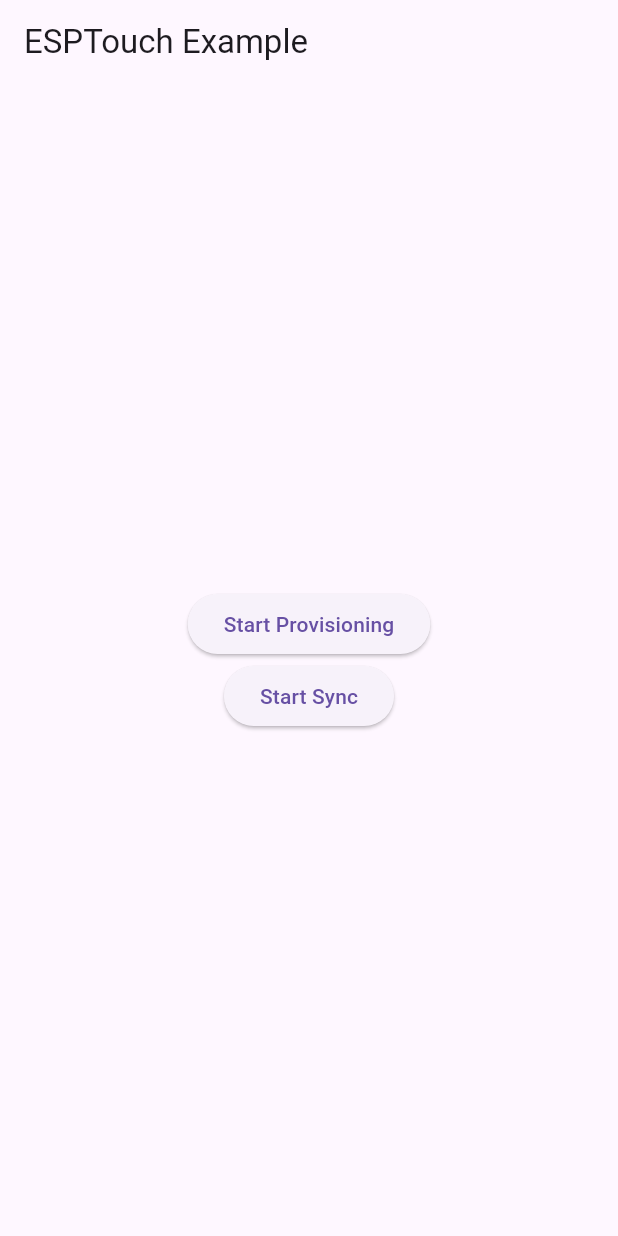
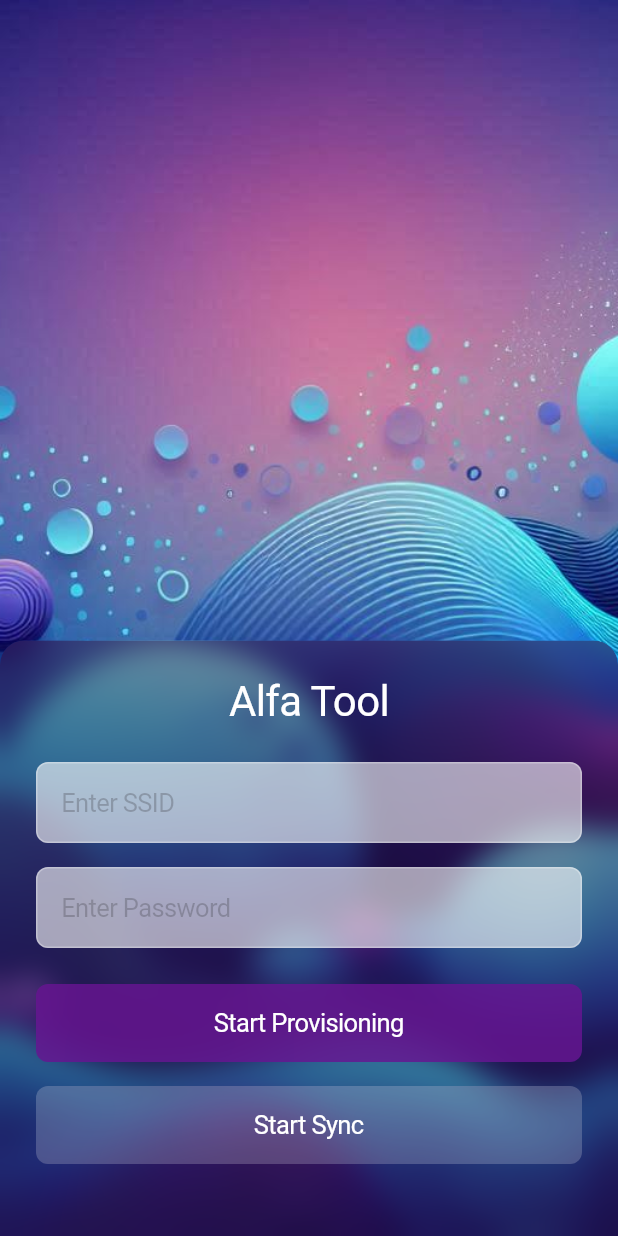
Before and after one commit to SD19767/alfa_tool, a Flutter app: the screen it shows after launch, on a phone screen of 412 x 824 dp. Run offline on Flutter 3.47's test engine with Material 3 defaults, Android fonts, the phone set to English and light mode, and no system bars.

Commit message:
feat: update UI

```diff
--- a/lib/main.dart
+++ b/lib/main.dart
@@ -1,4 +1,6 @@
+import 'dart:ui';
 import 'package:alfa_tool/ESPTouch.dart';
+import 'package:flutter/cupertino.dart';
 import 'package:flutter/material.dart';
 
 void main() {
@@ -8,39 +10,143 @@ void main() {
 class MyApp extends StatelessWidget {
   @override
   Widget build(BuildContext context) {
-    ESPTouch.setEventHandler((event, message) {
-      print('Event: $event, Message: $message');
-      // 根據事件和消息更新 UI 或進行其他操作
-    });
+    return CupertinoApp(
+      home: ProvisioningPage(),
+    );
+  }
+}
 
-    return MaterialApp(
-      home: Scaffold(
-        appBar: AppBar(
-          title: Text('ESPTouch Example'),
+class ProvisioningPage extends StatefulWidget {
+  @override
+  _ProvisioningPageState createState() => _ProvisioningPageState();
+}
+
+class _ProvisioningPageState extends State<ProvisioningPage> {
+  final TextEditingController _ssidController = TextEditingController();
+  final TextEditingController _passwordController = TextEditingController();
+  bool _agreeToTerms = true;
+
+  @override
+  Widget build(BuildContext context) {
+    return CupertinoPageScaffold(
+      child: Stack(
+        children: [
+          Positioned.fill(
+            child: Image.asset(
+              'assets/backgroundImage.jpg',
+              fit: BoxFit.cover,
             ),
-        body: Center(
+          ),
+          Align(
+            alignment: Alignment.bottomCenter,
+            child: ClipRRect(
+              borderRadius: BorderRadius.only(
+                topLeft: Radius.circular(16.0),
+                topRight: Radius.circular(16.0),
+              ),
+              child: BackdropFilter(
+                filter: ImageFilter.blur(sigmaX: 10.0, sigmaY: 10.0),
+                child: Container(
+                  padding: EdgeInsets.symmetric(vertical: 24.0, horizontal: 24.0),
+                  decoration: BoxDecoration(
+                    color: Color.fromARGB(255, 50, 17, 71).withOpacity(0.5),
+                    borderRadius: BorderRadius.only(
+                      topLeft: Radius.circular(16.0),
+                      topRight: Radius.circular(16.0),
+                    ),
+                  ),
                   child: Column(
-            mainAxisAlignment: MainAxisAlignment.center,
+                    mainAxisSize: MainAxisSize.min,
+                    crossAxisAlignment: CrossAxisAlignment.stretch,
                     children: [
-              ElevatedButton(
-                onPressed: () async {
-                  String ssid = "YourSSID";
-                  String bssid = "YourBSSID";
-                  String password = "YourPassword";
+                      Text(
+                        'Alfa Tool',
+                        style: TextStyle(
+                          fontSize: 28,
+                          fontWeight: FontWeight.normal,
+                          color: Colors.white,
+                        ),
+                        textAlign: TextAlign.center,
+                      ),
+                      SizedBox(height: 24),
+                      CupertinoTextField(
+                        controller: _ssidController,
+                        placeholder: 'Enter SSID',
+                        padding: EdgeInsets.symmetric(vertical: 16.0, horizontal: 16.0),
+                        decoration: BoxDecoration(
+                          color: Colors.white.withOpacity(0.6),
+                          borderRadius: BorderRadius.circular(8.0),
+                          border: Border.all(color: Colors.white.withOpacity(0.3)),
+                        ),
+                      ),
+                      SizedBox(height: 16),
+                      CupertinoTextField(
+                        controller: _passwordController,
+                        placeholder: 'Enter Password',
+                        padding: EdgeInsets.symmetric(vertical: 16.0, horizontal: 16.0),
+                        obscureText: true,
+                        decoration: BoxDecoration(
+                          color: Colors.white.withOpacity(0.6),
+                          borderRadius: BorderRadius.circular(8.0),
+                          border: Border.all(color: Colors.white.withOpacity(0.3)),
+                        ),
+                      ),
+                      SizedBox(height: 24),
+                      ClipRRect(
+                        borderRadius: BorderRadius.circular(8.0),
+                        child: BackdropFilter(
+                          filter: ImageFilter.blur(sigmaX: 10.0, sigmaY: 10.0),
+                          child: Container(
+                            color: Color.fromARGB(255, 105, 20, 147).withOpacity(0.8),
+                            child: CupertinoButton(
+                              color: Colors.transparent,
+                              onPressed: _agreeToTerms
+                                  ? () async {
+                                      String ssid = _ssidController.text;
+                                      String bssid = ""; // You might want to fetch the BSSID if needed
+                                      String password = _passwordController.text;
                                       await ESPTouch.startProvisioning(ssid, bssid, password);
-                },
-                child: Text('Start Provisioning'),
+                                    }
+                                  : null,
+                              child: Text(
+                                'Start Provisioning',
+                                style: TextStyle(color: Colors.white),
                               ),
-              ElevatedButton(
+                              padding: EdgeInsets.symmetric(vertical: 16.0),
+                            ),
+                          ),
+                        ),
+                      ),
+                      SizedBox(height: 16),
+                      ClipRRect(
+                        borderRadius: BorderRadius.circular(8.0),
+                        child: BackdropFilter(
+                          filter: ImageFilter.blur(sigmaX: 10.0, sigmaY: 10.0),
+                          child: Container(
+                            color: Colors.white.withOpacity(0.2),
+                            child: CupertinoButton(
+                              color: Colors.transparent,
                               onPressed: () async {
                                 await ESPTouch.startSync();
                               },
-                child: Text('Start Sync'),
+                              child: Text(
+                                'Start Sync',
+                                style: TextStyle(color: Colors.white),
                               ),
+                              padding: EdgeInsets.symmetric(vertical: 16.0),
+                            ),
+                          ),
+                        ),
+                      ),
+                      SizedBox(height: 24),
                     ],
                   ),
                 ),
               ),
+            ),
+          ),
+        ],
+      ),
     );
   }
 }
--- a/pubspec.yaml
+++ b/pubspec.yaml
@@ -18,3 +18,6 @@ dev_dependencies:
 
 flutter:
   uses-material-design: true
+
+  assets:
+    - assets/backgroundImage.jpg
```
Also changed, not shown: assets/backgroundImage.jpg (added). Lines whose indentation alone changed are shown as unchanged.
